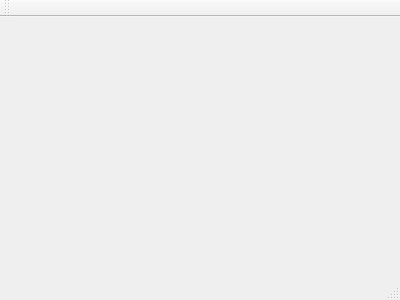
First picture: the form in mainwindow.ui, repository Coolxer/Vis4xe, before the edit.
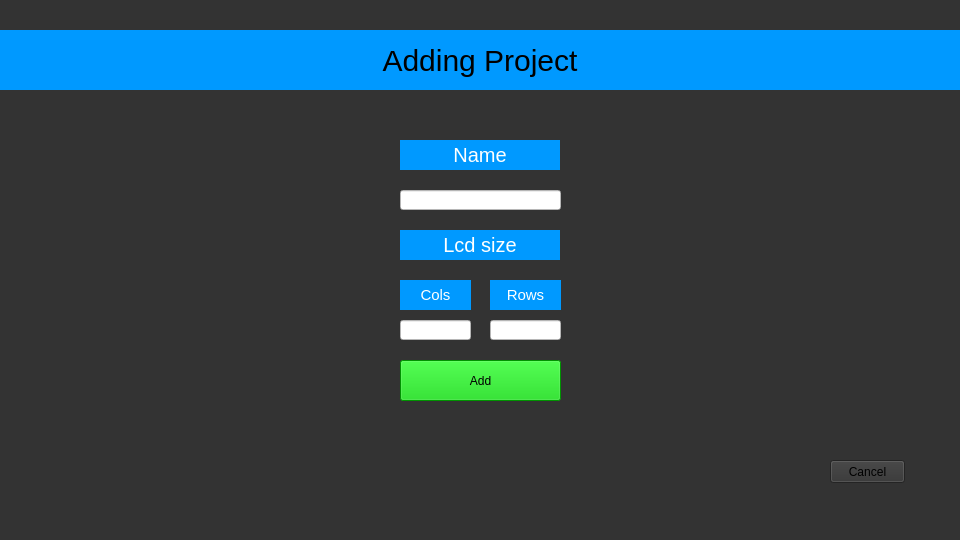
Second picture: the form after the edit. The open tabs and pages were chosen to show the change.

Commit message: created basic communication pages in application

```diff
--- a/mainwindow.ui
+++ b/mainwindow.ui
@@ -1,24 +1,398 @@
 <ui version="4.0">
  <class>MainWindow</class>
- <widget class="QMainWindow" name="MainWindow" >
-  <property name="geometry" >
+ <widget class="QMainWindow" name="MainWindow">
+  <property name="geometry">
    <rect>
     <x>0</x>
     <y>0</y>
-    <width>400</width>
-    <height>300</height>
+    <width>960</width>
+    <height>540</height>
    </rect>
   </property>
-  <property name="windowTitle" >
-   <string>MainWindow</string>
+  <property name="minimumSize">
+   <size>
+    <width>960</width>
+    <height>540</height>
+   </size>
   </property>
-  <widget class="QMenuBar" name="menuBar" />
-  <widget class="QToolBar" name="mainToolBar" />
-  <widget class="QWidget" name="centralWidget" />
-  <widget class="QStatusBar" name="statusBar" />
+  <property name="maximumSize">
+   <size>
+    <width>960</width>
+    <height>540</height>
+   </size>
+  </property>
+  <property name="windowTitle">
+   <string>Vis4xe</string>
+  </property>
+  <property name="styleSheet">
+   <string notr="true">background-color: #333333;</string>
+  </property>
+  <widget class="QWidget" name="centralWidget">
+   <widget class="QStackedWidget" name="statesStackedWidget">
+    <property name="geometry">
+     <rect>
+      <x>0</x>
+      <y>0</y>
+      <width>960</width>
+      <height>540</height>
+     </rect>
+    </property>
+    <property name="minimumSize">
+     <size>
+      <width>960</width>
+      <height>540</height>
+     </size>
+    </property>
+    <property name="maximumSize">
+     <size>
+      <width>960</width>
+      <height>540</height>
+     </size>
+    </property>
+    <property name="currentIndex">
+     <number>2</number>
+    </property>
+    <widget class="QWidget" name="homePage">
+     <widget class="QLabel" name="projectNameLabel">
+      <property name="geometry">
+       <rect>
+        <x>0</x>
+        <y>30</y>
+        <width>960</width>
+        <height>60</height>
+       </rect>
+      </property>
+      <property name="styleSheet">
+       <string notr="true">font-size: 50px;
+background-color: #0099ff</string>
+      </property>
+      <property name="text">
+       <string>Vis4xe</string>
+      </property>
+      <property name="alignment">
+       <set>Qt::AlignCenter</set>
+      </property>
+     </widget>
+     <widget class="QStackedWidget" name="projectsExists">
+      <property name="geometry">
+       <rect>
+        <x>30</x>
+        <y>130</y>
+        <width>900</width>
+        <height>270</height>
+       </rect>
+      </property>
+      <property name="currentIndex">
+       <number>0</number>
+      </property>
+      <widget class="QWidget" name="projectsList"/>
+      <widget class="QWidget" name="noProjectsInfo">
+       <widget class="QLabel" name="label_2">
+        <property name="geometry">
+         <rect>
+          <x>50</x>
+          <y>120</y>
+          <width>791</width>
+          <height>20</height>
+         </rect>
+        </property>
+        <property name="styleSheet">
+         <string notr="true">color: #FFFFFF;
+font-size: 20px;</string>
+        </property>
+        <property name="text">
+         <string>You currently do not have any projects. To create a new project press the button below</string>
+        </property>
+       </widget>
+      </widget>
+     </widget>
+     <widget class="QPushButton" name="addNewButton">
+      <property name="geometry">
+       <rect>
+        <x>430</x>
+        <y>430</y>
+        <width>100</width>
+        <height>100</height>
+       </rect>
+      </property>
+      <property name="font">
+       <font>
+        <pointsize>-1</pointsize>
+       </font>
+      </property>
+      <property name="styleSheet">
+       <string notr="true">border-radius:  50%;
+background-color: #0099ff;
+font-size: 30px;</string>
+      </property>
+      <property name="text">
+       <string>New</string>
+      </property>
+     </widget>
+    </widget>
+    <widget class="QWidget" name="addPage">
+     <widget class="QLabel" name="addingProjectHeader">
+      <property name="geometry">
+       <rect>
+        <x>0</x>
+        <y>30</y>
+        <width>960</width>
+        <height>60</height>
+       </rect>
+      </property>
+      <property name="styleSheet">
+       <string notr="true">font-size: 30px;
+background-color: #0099ff</string>
+      </property>
+      <property name="text">
+       <string>Adding Project</string>
+      </property>
+      <property name="alignment">
+       <set>Qt::AlignCenter</set>
+      </property>
+     </widget>
+     <widget class="QLabel" name="nameLabel">
+      <property name="geometry">
+       <rect>
+        <x>400</x>
+        <y>140</y>
+        <width>160</width>
+        <height>30</height>
+       </rect>
+      </property>
+      <property name="styleSheet">
+       <string notr="true">color: #FFFFFF;
+font-size: 20px;
+background-color: #0099ff</string>
+      </property>
+      <property name="text">
+       <string>Name</string>
+      </property>
+      <property name="alignment">
+       <set>Qt::AlignCenter</set>
+      </property>
+     </widget>
+     <widget class="QLineEdit" name="nameLineEdit">
+      <property name="geometry">
+       <rect>
+        <x>400</x>
+        <y>190</y>
+        <width>161</width>
+        <height>20</height>
+       </rect>
+      </property>
+      <property name="styleSheet">
+       <string notr="true">background-color: #FFFFFF;</string>
+      </property>
+      <property name="text">
+       <string/>
+      </property>
+     </widget>
+     <widget class="QLineEdit" name="colsLineEdit">
+      <property name="geometry">
+       <rect>
+        <x>400</x>
+        <y>320</y>
+        <width>71</width>
+        <height>20</height>
+       </rect>
+      </property>
+      <property name="styleSheet">
+       <string notr="true">background-color: #FFFFFF;</string>
+      </property>
+      <property name="text">
+       <string/>
+      </property>
+     </widget>
+     <widget class="QLabel" name="lcdSizeLabel">
+      <property name="geometry">
+       <rect>
+        <x>400</x>
+        <y>230</y>
+        <width>160</width>
+        <height>30</height>
+       </rect>
+      </property>
+      <property name="styleSheet">
+       <string notr="true">color: #FFFFFF;
+font-size: 20px;
+background-color: #0099ff</string>
+      </property>
+      <property name="text">
+       <string>Lcd size</string>
+      </property>
+      <property name="alignment">
+       <set>Qt::AlignCenter</set>
+      </property>
+     </widget>
+     <widget class="QLabel" name="colsLabel">
+      <property name="geometry">
+       <rect>
+        <x>400</x>
+        <y>280</y>
+        <width>71</width>
+        <height>30</height>
+       </rect>
+      </property>
+      <property name="styleSheet">
+       <string notr="true">color: #FFFFFF;
+font-size: 15px;
+background-color: #0099ff</string>
+      </property>
+      <property name="text">
+       <string>Cols</string>
+      </property>
+      <property name="alignment">
+       <set>Qt::AlignCenter</set>
+      </property>
+     </widget>
+     <widget class="QLineEdit" name="rowsLineEdit">
+      <property name="geometry">
+       <rect>
+        <x>490</x>
+        <y>320</y>
+        <width>71</width>
+        <height>20</height>
+       </rect>
+      </property>
+      <property name="styleSheet">
+       <string notr="true">background-color: #FFFFFF;</string>
+      </property>
+      <property name="text">
+       <string/>
+      </property>
+     </widget>
+     <widget class="QLabel" name="rowsLabel">
+      <property name="geometry">
+       <rect>
+        <x>490</x>
+        <y>280</y>
+        <width>71</width>
+        <height>30</height>
+       </rect>
+      </property>
+      <property name="styleSheet">
+       <string notr="true">color: #FFFFFF;
+font-size: 15px;
+background-color: #0099ff</string>
+      </property>
+      <property name="text">
+       <string>Rows</string>
+      </property>
+      <property name="alignment">
+       <set>Qt::AlignCenter</set>
+      </property>
+     </widget>
+     <widget class="QPushButton" name="finalAddButton">
+      <property name="geometry">
+       <rect>
+        <x>400</x>
+        <y>360</y>
+        <width>161</width>
+        <height>41</height>
+       </rect>
+      </property>
+      <property name="styleSheet">
+       <string notr="true">background-color: #00cc00;</string>
+      </property>
+      <property name="text">
+       <string>Add</string>
+      </property>
+     </widget>
+     <widget class="QPushButton" name="cancelAddingButton">
+      <property name="geometry">
+       <rect>
+        <x>830</x>
+        <y>460</y>
+        <width>75</width>
+        <height>23</height>
+       </rect>
+      </property>
+      <property name="text">
+       <string>Cancel</string>
+      </property>
+     </widget>
+    </widget>
+    <widget class="QWidget" name="editPage">
+     <widget class="Line" name="line">
+      <property name="geometry">
+       <rect>
+        <x>800</x>
+        <y>30</y>
+        <width>3</width>
+        <height>510</height>
+       </rect>
+      </property>
+      <property name="styleSheet">
+       <string notr="true">background-color: #0099ff;</string>
+      </property>
+      <property name="orientation">
+       <enum>Qt::Vertical</enum>
+      </property>
+     </widget>
+     <widget class="QLabel" name="editingHeader">
+      <property name="geometry">
+       <rect>
+        <x>0</x>
+        <y>30</y>
+        <width>960</width>
+        <height>60</height>
+       </rect>
+      </property>
+      <property name="styleSheet">
+       <string notr="true">font-size: 30px;
+background-color: #0099ff</string>
+      </property>
+      <property name="text">
+       <string>Editing Project</string>
+      </property>
+      <property name="alignment">
+       <set>Qt::AlignCenter</set>
+      </property>
+     </widget>
+     <widget class="QLabel" name="stringsHeader">
+      <property name="geometry">
+       <rect>
+        <x>800</x>
+        <y>30</y>
+        <width>160</width>
+        <height>60</height>
+       </rect>
+      </property>
+      <property name="styleSheet">
+       <string notr="true">border: 3px solid #0099ff;
+color: #0099ff;
+font-size: 20px;</string>
+      </property>
+      <property name="text">
+       <string>Strings</string>
+      </property>
+      <property name="alignment">
+       <set>Qt::AlignCenter</set>
+      </property>
+     </widget>
+     <widget class="QPushButton" name="editingQuitButton">
+      <property name="geometry">
+       <rect>
+        <x>680</x>
+        <y>490</y>
+        <width>75</width>
+        <height>23</height>
+       </rect>
+      </property>
+      <property name="text">
+       <string>Quit</string>
+      </property>
+     </widget>
+     <zorder>editingHeader</zorder>
+     <zorder>line</zorder>
+     <zorder>stringsHeader</zorder>
+     <zorder>editingQuitButton</zorder>
+    </widget>
+   </widget>
+  </widget>
  </widget>
- <layoutDefault spacing="6" margin="11" />
- <pixmapfunction></pixmapfunction>
+ <layoutdefault spacing="6" margin="11"/>
  <resources/>
  <connections/>
 </ui>
```
Left out of the diff: 1 changed line with no effect on the pictures. The commit also changes 2 other files.
